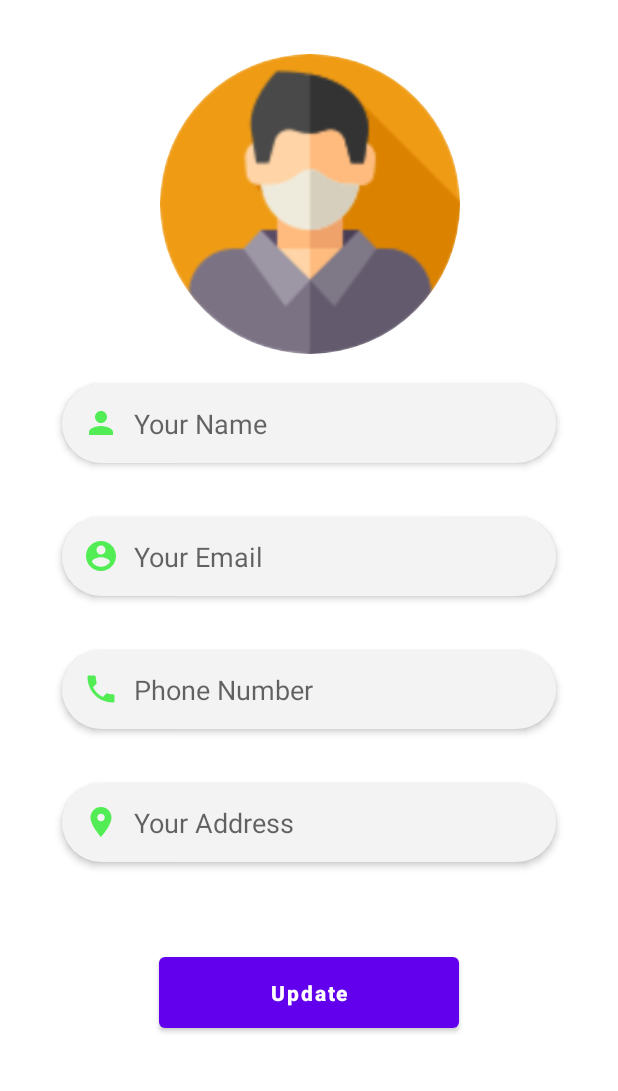
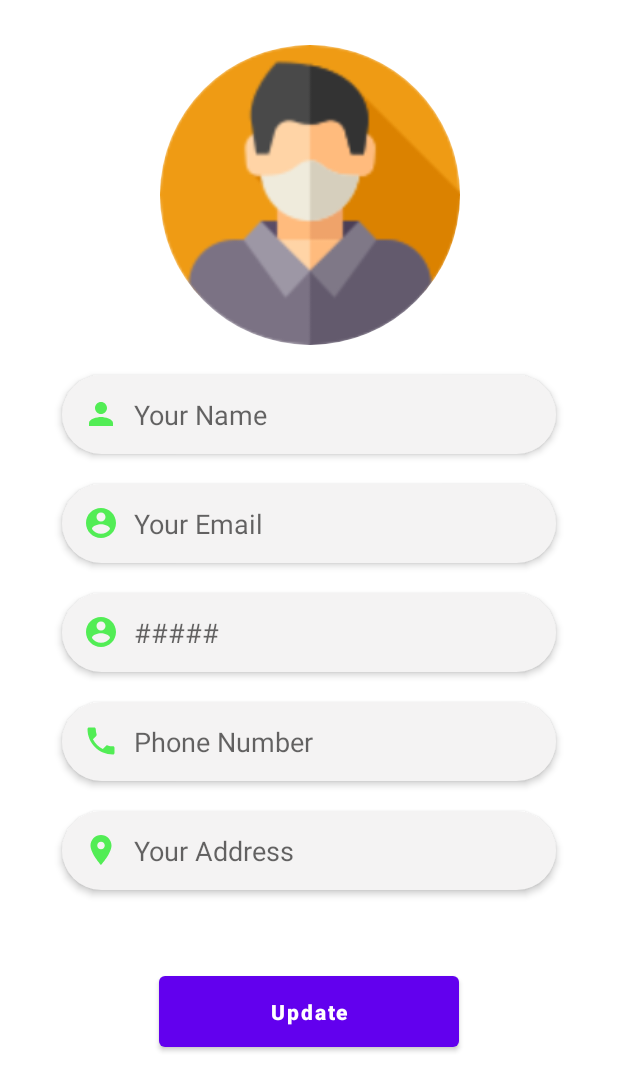
Before and after one commit to LasiniD/food_store, an Android app: the fragment ProfileFragment shown on its own in the app's theme, after a tap on "Update", on a phone screen of 412 x 824 dp. Shown: the top 1091 px of the screen. Run offline under Robolectric (Android 15) with nearby library versions, the phone set to English and light mode, and no system bars; our stand-ins replace CircleImageView, Firebase (no records; nobody signed in at launch, a user with empty details on screens opened directly).

Commit message:
User profile image error

```diff
--- a/app/src/main/java/com/example/foodstore/models/UserModel.java
+++ b/app/src/main/java/com/example/foodstore/models/UserModel.java
@@ -15,6 +15,15 @@ public class UserModel {
         this.name = name;
         this.email = email;
         this.password = password;
+    }
+
+    public UserModel(String name, String email, String password, String phoneNumber, String address, String profileImg) {
+        this.name = name;
+        this.email = email;
+        this.password = password;
+        this.phoneNumber = phoneNumber;
+        this.address = address;
+        this.profileImg = profileImg;
     }
 
     public String getPhoneNumber() {
--- a/app/src/main/java/com/example/foodstore/ui/profile/ProfileFragment.java
+++ b/app/src/main/java/com/example/foodstore/ui/profile/ProfileFragment.java
@@ -26,7 +26,9 @@ import androidx.fragment.app.Fragment;
 import com.bumptech.glide.Glide;
 import com.example.foodstore.R;
 import com.example.foodstore.models.UserModel;
+import com.google.android.gms.tasks.OnCompleteListener;
 import com.google.android.gms.tasks.OnSuccessListener;
+import com.google.android.gms.tasks.Task;
 import com.google.firebase.auth.FirebaseAuth;
 import com.google.firebase.database.DataSnapshot;
 import com.google.firebase.database.DatabaseError;
@@ -43,7 +45,8 @@ import de.hdodenhof.circleimageview.CircleImageView;
 public class ProfileFragment extends Fragment {
 
     CircleImageView profileImg;
-    EditText name, email, number, address;
+    String profileImageUrl;
+    EditText name, email, number, address, password;
     Button update;
 
     FirebaseStorage storage;
@@ -65,6 +68,7 @@ public class ProfileFragment extends Fragment {
         profileImg = root.findViewById(R.id.profile_img);
         name = root.findViewById(R.id.profile_name);
         email = root.findViewById(R.id.profile_email);
+        password = root.findViewById(R.id.profile_password);
         number = root.findViewById(R.id.profile_phone);
         address = root.findViewById(R.id.profile_address);
         update = root.findViewById(R.id.update);
@@ -80,7 +84,11 @@ public class ProfileFragment extends Fragment {
                             email.setText(userModel.getEmail());
                             number.setText(userModel.getPhoneNumber());
                             address.setText(userModel.getAddress());
-                            Glide.with(getContext()).load(userModel.getProfileImg()).into(profileImg);
+                            password.setText(userModel.getPassword());
+                            profileImageUrl = userModel.getProfileImg();
+                            if (profileImageUrl != null && !profileImageUrl.isEmpty()) {
+                                Glide.with(getContext()).load(profileImageUrl).into(profileImg);
+                            }
                         }
                     }
 
@@ -142,6 +150,26 @@ public class ProfileFragment extends Fragment {
     }
 
     private void updateUserProfile() {
+        String updatedName = name.getText().toString();
+        String updatedEmail = email.getText().toString();
+        String updatedPhoneNumber = number.getText().toString();
+        String updatedAddress = address.getText().toString();
+        String updatePassword = password.getText().toString();
+
+        UserModel updatedUser = new UserModel(updatedName, updatedEmail, updatePassword,updatedPhoneNumber, updatedAddress, profileImageUrl);
+
+        database.getReference().child("Users").child(FirebaseAuth.getInstance().getUid())
+                .setValue(updatedUser).addOnCompleteListener(new OnCompleteListener<Void>() {
+                    @Override
+                    public void onComplete(@NonNull Task<Void> task) {
+                        if (task.isSuccessful()) {
+                            Toast.makeText(getContext(), "Profile updated successfully", Toast.LENGTH_SHORT).show();
+                        } else {
+                            Toast.makeText(getContext(), "Failed to update profile", Toast.LENGTH_SHORT).show();
+                        }
+                    }
+
+                });
     }
 
     @Override
@@ -165,8 +193,9 @@ public class ProfileFragment extends Fragment {
                     reference.getDownloadUrl().addOnSuccessListener(new OnSuccessListener<Uri>() {
                         @Override
                         public void onSuccess(Uri uri) {
+                            profileImageUrl = uri.toString();
                             database.getReference().child("Users").child(FirebaseAuth.getInstance().getUid())
-                                    .child("profileImg").setValue(uri.toString());
+                                    .child("profileImg").setValue(profileImageUrl);
                             Toast.makeText(getContext(), "Profile Picture Uploaded", Toast.LENGTH_SHORT).show();
                         }
                     });
@@ -196,8 +225,9 @@ public class ProfileFragment extends Fragment {
                     reference.getDownloadUrl().addOnSuccessListener(new OnSuccessListener<Uri>() {
                         @Override
                         public void onSuccess(Uri uri) {
+                            profileImageUrl = uri.toString();
                             database.getReference().child("Users").child(FirebaseAuth.getInstance().getUid())
-                                    .child("profileImg").setValue(uri.toString());
+                                    .child("profileImg").setValue(profileImageUrl);
                             Toast.makeText(getContext(), "Profile Picture Uploaded", Toast.LENGTH_SHORT).show();
                         }
                     });
--- a/app/src/main/res/layout/fragment_profile.xml
+++ b/app/src/main/res/layout/fragment_profile.xml
@@ -10,7 +10,7 @@
         android:id="@+id/profile_img"
         android:layout_width="200dp"
         android:layout_height="200dp"
-        android:layout_marginTop="36dp"
+        android:layout_marginTop="30dp"
         android:src="@drawable/profile"
         app:layout_constraintEnd_toEndOf="parent"
         app:layout_constraintHorizontal_bias="0.502"
@@ -38,7 +38,7 @@
         android:id="@+id/profile_email"
         android:layout_width="0dp"
         android:layout_height="wrap_content"
-        android:layout_marginTop="36dp"
+        android:layout_marginTop="20dp"
         android:background="@drawable/edittext_bg"
         android:drawableStart="@drawable/account"
         android:drawablePadding="10dp"
@@ -51,10 +51,27 @@
         app:layout_constraintWidth_percent=".8" />
 
     <EditText
+        android:inputType="textPassword"
+        android:id="@+id/profile_password"
+        android:layout_width="0dp"
+        android:layout_height="wrap_content"
+        android:layout_marginTop="20dp"
+        android:background="@drawable/edittext_bg"
+        android:drawableStart="@drawable/account"
+        android:drawablePadding="10dp"
+        android:elevation="3dp"
+        android:hint="#####"
+        android:padding="14dp"
+        app:layout_constraintEnd_toEndOf="parent"
+        app:layout_constraintStart_toStartOf="parent"
+        app:layout_constraintTop_toBottomOf="@+id/profile_email"
+        app:layout_constraintWidth_percent=".8" />
+
+    <EditText
         android:id="@+id/profile_phone"
         android:layout_width="0dp"
         android:layout_height="wrap_content"
-        android:layout_marginTop="36dp"
+        android:layout_marginTop="20dp"
         android:background="@drawable/edittext_bg"
         android:drawableStart="@drawable/ic_baseline_local_phone_24"
         android:drawablePadding="10dp"
@@ -63,14 +80,14 @@
         android:padding="14dp"
         app:layout_constraintEnd_toEndOf="parent"
         app:layout_constraintStart_toStartOf="parent"
-        app:layout_constraintTop_toBottomOf="@+id/profile_email"
+        app:layout_constraintTop_toBottomOf="@+id/profile_password"
         app:layout_constraintWidth_percent=".8" />
 
     <EditText
         android:id="@+id/profile_address"
         android:layout_width="0dp"
         android:layout_height="wrap_content"
-        android:layout_marginTop="36dp"
+        android:layout_marginTop="20dp"
         android:background="@drawable/edittext_bg"
         android:drawableStart="@drawable/ic_baseline_location_on_24"
         android:drawablePadding="10dp"
```
